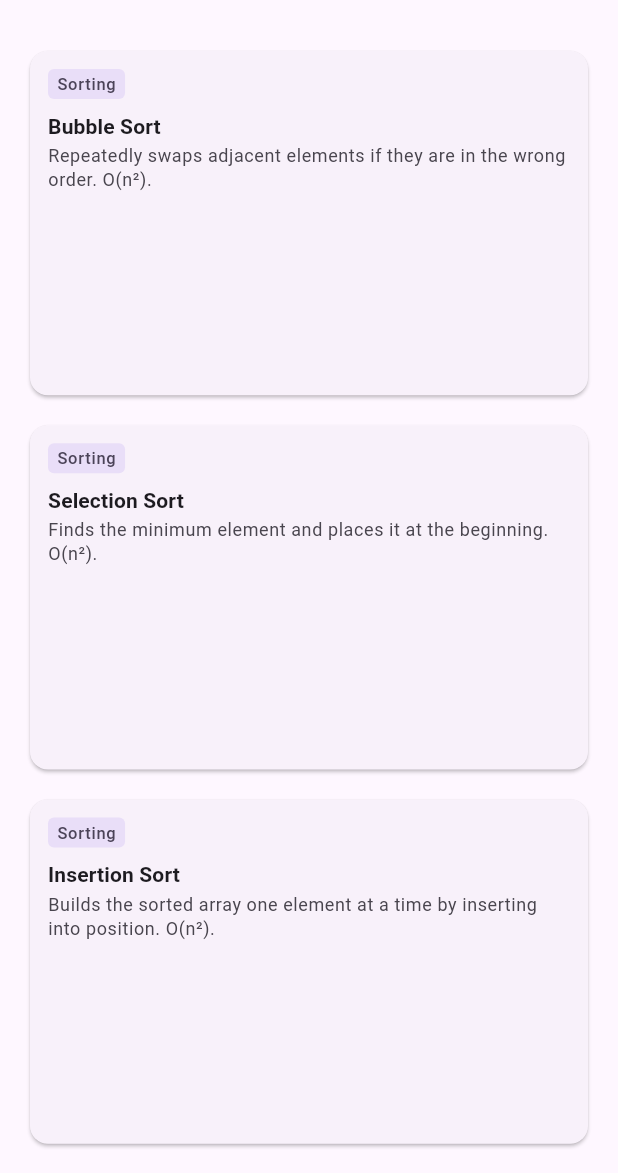
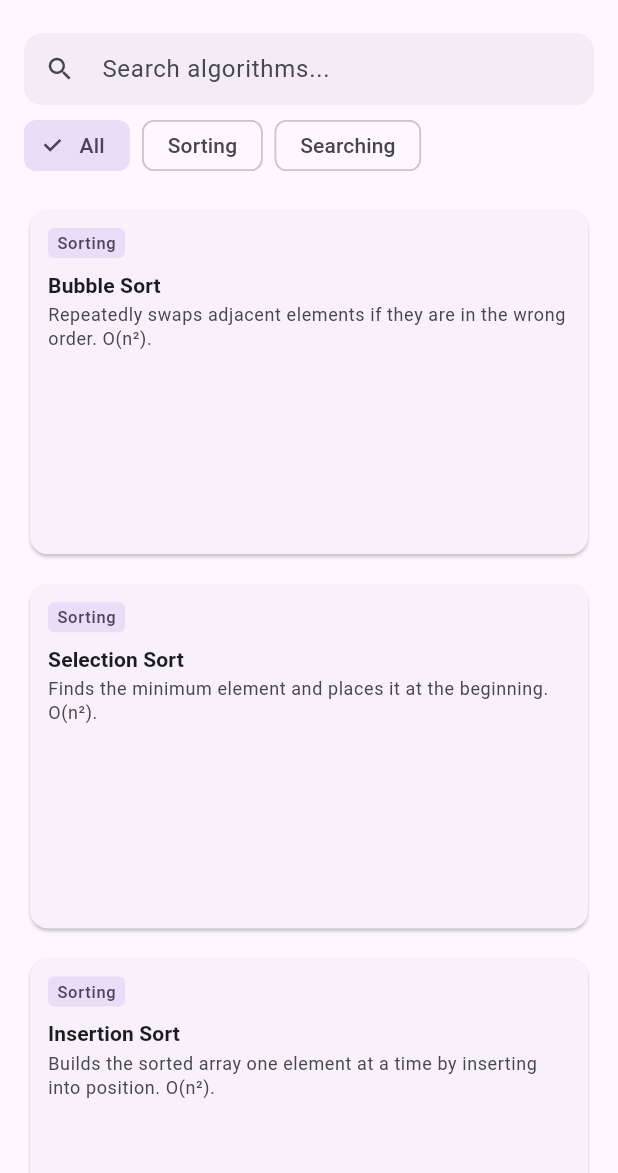
Before and after one commit to vivekg7/algo_canvas, a Flutter app: the screen it shows after launch, on a phone screen of 412 x 824 dp, the part 63-1236 px from its top. Run offline on Flutter 3.47's test engine with Material 3 defaults, Android fonts, the phone set to English and light mode, and no system bars; our stand-ins replace shared_preferences.

Commit message:
Add search bar and category filter to home screen
Search filters by name, description, and category. Horizontal filter
chips for categories, only showing those with registered algorithms.

```diff
--- a/lib/screens/home_screen.dart
+++ b/lib/screens/home_screen.dart
@@ -1,19 +1,63 @@
 import 'package:flutter/material.dart';
 import 'package:algo_canvas/core/algorithm.dart';
+import 'package:algo_canvas/core/algorithm_category.dart';
 import 'package:algo_canvas/core/algorithm_registry.dart';
 import 'package:algo_canvas/screens/settings_screen.dart';
 import 'package:algo_canvas/screens/visualizer_screen.dart';
 import 'package:algo_canvas/theme/theme_controller.dart';
 import 'package:algo_canvas/widgets/algorithm_card.dart';
 
-class HomeScreen extends StatelessWidget {
+class HomeScreen extends StatefulWidget {
   const HomeScreen({super.key, required this.themeController});
 
   final ThemeController themeController;
 
   @override
+  State<HomeScreen> createState() => _HomeScreenState();
+}
+
+class _HomeScreenState extends State<HomeScreen> {
+  final _searchController = TextEditingController();
+  AlgorithmCategory? _selectedCategory;
+  String _query = '';
+
+  @override
+  void dispose() {
+    _searchController.dispose();
+    super.dispose();
+  }
+
+  List<Algorithm> get _filtered {
+    var results = AlgorithmRegistry.all;
+
+    if (_selectedCategory != null) {
+      results = results
+          .where((a) => a.category == _selectedCategory)
+          .toList();
+    }
+
+    if (_query.isNotEmpty) {
+      final q = _query.toLowerCase();
+      results = results
+          .where((a) =>
+              a.name.toLowerCase().contains(q) ||
+              a.description.toLowerCase().contains(q) ||
+              a.category.label.toLowerCase().contains(q))
+          .toList();
+    }
+
+    return results;
+  }
+
+  /// Categories that actually have registered algorithms.
+  Set<AlgorithmCategory> get _availableCategories {
+    return AlgorithmRegistry.all.map((a) => a.category).toSet();
+  }
+
+  @override
   Widget build(BuildContext context) {
-    final algorithms = AlgorithmRegistry.all;
+    final filtered = _filtered;
+    final colorScheme = Theme.of(context).colorScheme;
 
     return Scaffold(
       appBar: AppBar(
@@ -26,35 +70,115 @@ class HomeScreen extends StatelessWidget {
               context,
               MaterialPageRoute(
                 builder: (_) =>
-                    SettingsScreen(themeController: themeController),
+                    SettingsScreen(themeController: widget.themeController),
               ),
             ),
           ),
         ],
       ),
-      body: algorithms.isEmpty
-          ? const Center(child: Text('No algorithms registered yet.'))
+      body: Column(
+        children: [
+          // Search bar
+          Padding(
+            padding: const EdgeInsets.fromLTRB(16, 8, 16, 0),
+            child: TextField(
+              controller: _searchController,
+              decoration: InputDecoration(
+                hintText: 'Search algorithms...',
+                prefixIcon: const Icon(Icons.search, size: 20),
+                suffixIcon: _query.isNotEmpty
+                    ? IconButton(
+                        icon: const Icon(Icons.clear, size: 20),
+                        onPressed: () {
+                          _searchController.clear();
+                          setState(() => _query = '');
+                        },
+                      )
+                    : null,
+                filled: true,
+                fillColor: colorScheme.surfaceContainerHighest
+                    .withValues(alpha: 0.5),
+                border: OutlineInputBorder(
+                  borderRadius: BorderRadius.circular(12),
+                  borderSide: BorderSide.none,
+                ),
+                contentPadding: const EdgeInsets.symmetric(vertical: 0),
+                isDense: true,
+              ),
+              onChanged: (value) => setState(() => _query = value),
+            ),
+          ),
+          // Category filter chips
+          Padding(
+            padding: const EdgeInsets.fromLTRB(12, 8, 12, 4),
+            child: SizedBox(
+              height: 38,
+              child: ListView(
+                scrollDirection: Axis.horizontal,
+                children: [
+                  Padding(
+                    padding: const EdgeInsets.symmetric(horizontal: 4),
+                    child: FilterChip(
+                      label: const Text('All'),
+                      selected: _selectedCategory == null,
+                      onSelected: (_) =>
+                          setState(() => _selectedCategory = null),
+                      visualDensity: VisualDensity.compact,
+                    ),
+                  ),
+                  for (final category in _availableCategories)
+                    Padding(
+                      padding: const EdgeInsets.symmetric(horizontal: 4),
+                      child: FilterChip(
+                        label: Text(category.label),
+                        selected: _selectedCategory == category,
+                        onSelected: (_) => setState(() {
+                          _selectedCategory =
+                              _selectedCategory == category ? null : category;
+                        }),
+                        visualDensity: VisualDensity.compact,
+                      ),
+                    ),
+                ],
+              ),
+            ),
+          ),
+          // Algorithm grid
+          Expanded(
+            child: filtered.isEmpty
+                ? Center(
+                    child: Text(
+                      'No algorithms found.',
+                      style: TextStyle(color: colorScheme.onSurfaceVariant),
+                    ),
+                  )
                 : LayoutBuilder(
                     builder: (context, constraints) {
-                final crossAxisCount = _crossAxisCount(constraints.maxWidth);
+                      final crossAxisCount =
+                          _crossAxisCount(constraints.maxWidth);
                       return GridView.builder(
                         padding: const EdgeInsets.all(16),
-                  gridDelegate: SliverGridDelegateWithFixedCrossAxisCount(
+                        gridDelegate:
+                            SliverGridDelegateWithFixedCrossAxisCount(
                           crossAxisCount: crossAxisCount,
                           mainAxisSpacing: 12,
                           crossAxisSpacing: 12,
                           childAspectRatio: 1.6,
                         ),
-                  itemCount: algorithms.length,
+                        itemCount: filtered.length,
                         itemBuilder: (context, index) {
-                    final algorithm = algorithms[index];
+                          final algorithm = filtered[index];
                           return AlgorithmCard(
                             algorithm: algorithm,
-                      onTap: () => _openVisualizer(context, algorithm),
+                            onTap: () =>
+                                _openVisualizer(context, algorithm),
                           );
                         },
                       );
                     },
+                  ),
+          ),
+        ],
       ),
     );
   }
```
Lines whose indentation alone changed are shown as unchanged.
